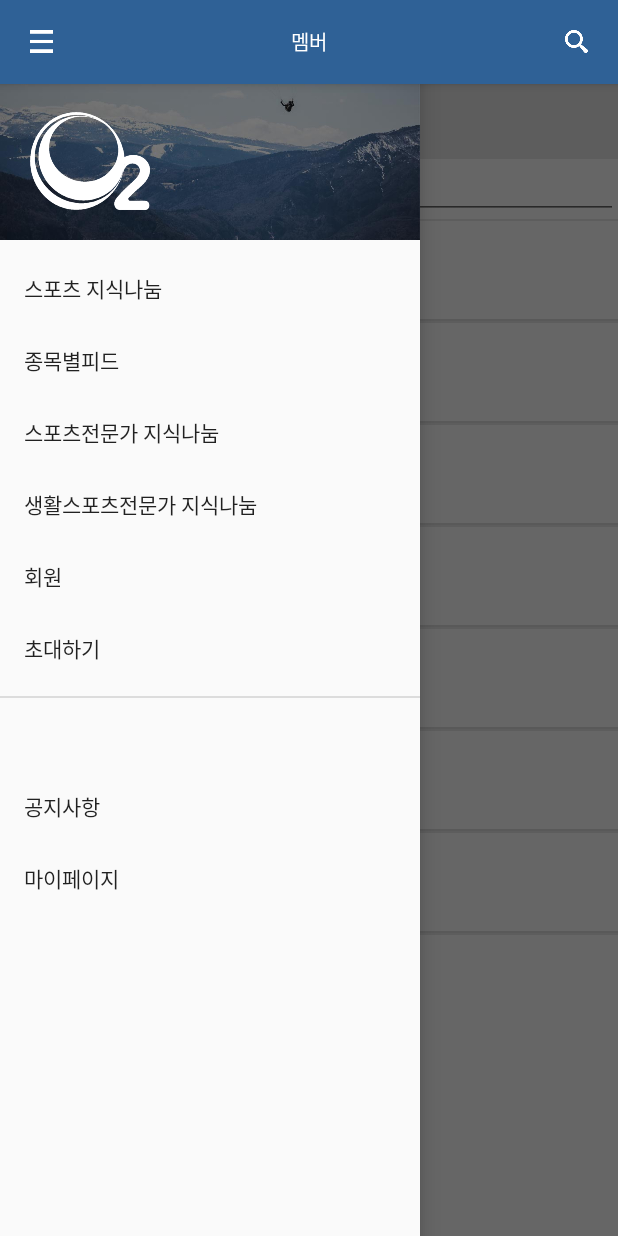
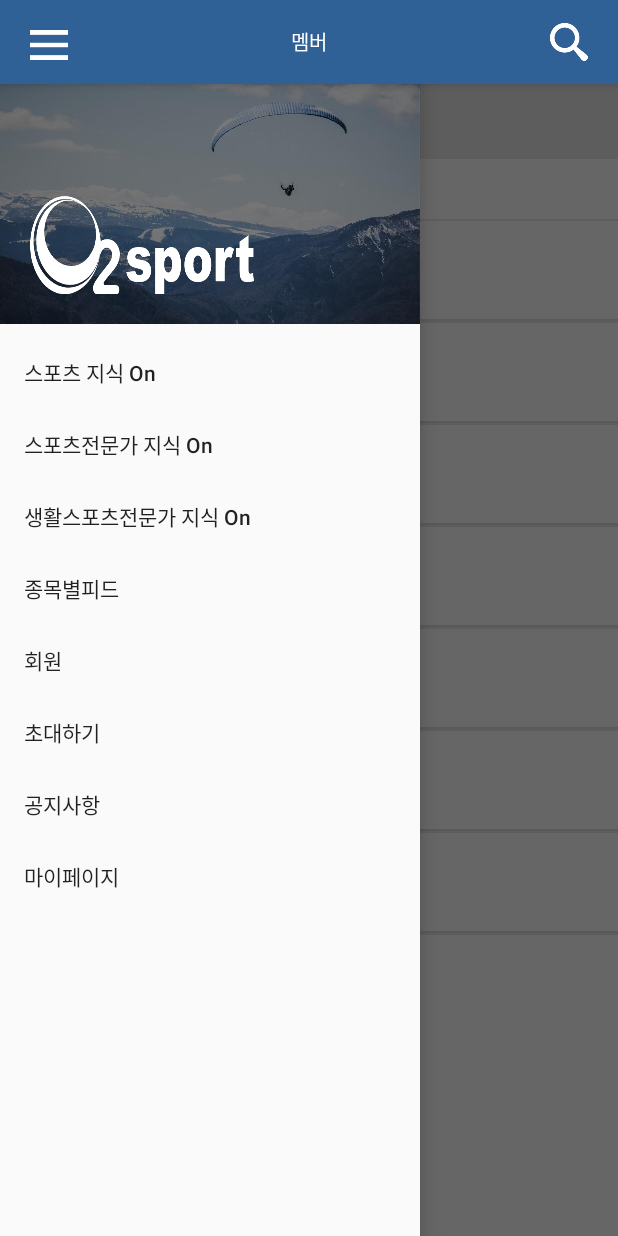
Before and after one commit to bohyeon/O2_Android, an Android app: the MemberActivity screen opened directly, with no data from a screen before it, with the side drawer open, on a phone screen of 412 x 824 dp. Run offline under Robolectric (Android 15) with nearby library versions, the phone set to English and light mode, and no system bars.

Commit message:
Change layout little bit

```diff
--- a/app/src/main/AndroidManifest.xml
+++ b/app/src/main/AndroidManifest.xml
@@ -23,8 +23,8 @@
         android:allowBackup="true"
         android:icon="@mipmap/ic_launcher"
         android:label="O2 Sport"
+        android:theme="@style/CustomTheme"
         android:supportsRtl="true"
-        android:theme="@style/CustomTheme"
         android:largeHeap="true">
         <activity
             android:name=".MainActivity"
@@ -173,8 +173,9 @@
         <activity
             android:name=".SplashActivity"
             android:label="O2 Sport"
+            android:largeHeap="true"
             android:theme="@style/AppTheme.NoActionBar"
-            android:largeHeap="true">
+            >
 
 
             <intent-filter>
--- a/app/src/main/java/com/example/hyerimhyeon/o2_android/LifeExpertFeedActivity.java
+++ b/app/src/main/java/com/example/hyerimhyeon/o2_android/LifeExpertFeedActivity.java
@@ -147,7 +147,7 @@ public class LifeExpertFeedActivity extends AppCompatActivity
         parent.setContentInsetsAbsolute(0,0);
 
         actionbar_title = (TextView) findViewById(R.id.actionbar_title);
-        actionbar_title.setText("생활스포츠전문가 지식나눔");
+        actionbar_title.setText("생활스포츠전문가 지식 On");
 
         buttonStateOpen = false;
 
--- a/app/src/main/java/com/example/hyerimhyeon/o2_android/MemberActivity.java
+++ b/app/src/main/java/com/example/hyerimhyeon/o2_android/MemberActivity.java
@@ -98,6 +98,9 @@ public class MemberActivity extends AppCompatActivity
         mentoSearch = (EditText) findViewById(R.id.member_mentoSearch);
         childSearch = (EditText) findViewById(R.id.member_childSearch);
 
+        expertSearch.getBackground().clearColorFilter();
+        mentoSearch.getBackground().clearColorFilter();
+        childSearch.getBackground().clearColorFilter();
 
     }
 
--- a/app/src/main/java/com/example/hyerimhyeon/o2_android/SplashActivity.java
+++ b/app/src/main/java/com/example/hyerimhyeon/o2_android/SplashActivity.java
@@ -1,17 +1,18 @@
 package com.example.hyerimhyeon.o2_android;
 
+import android.app.Activity;
 import android.content.Intent;
 import android.os.Bundle;
 import android.support.design.widget.NavigationView;
 import android.support.v4.view.GravityCompat;
 import android.support.v4.widget.DrawerLayout;
-import android.support.v7.app.AppCompatActivity;
+
 import android.view.Menu;
 import android.view.MenuItem;
 import android.view.View;
 import android.widget.Button;
 
-public class SplashActivity extends AppCompatActivity
+public class SplashActivity extends Activity
         implements NavigationView.OnNavigationItemSelectedListener {
 
     Button loginBtn, registBtn;
--- a/app/src/main/res/layout/actionbar.xml
+++ b/app/src/main/res/layout/actionbar.xml
@@ -12,7 +12,7 @@
         android:layout_height="wrap_content"
         android:layout_gravity="center"
         android:id="@+id/action_bar_title"
-        android:text="스포츠 지식나눔"
+        android:text="스포츠 지식 On"
         android:textColor="#ffffff"
         android:background="@color/mainBlue"
         android:textSize="17dp"
--- a/app/src/main/res/layout/activity_member.xml
+++ b/app/src/main/res/layout/activity_member.xml
@@ -60,6 +60,8 @@
                                     android:id="@+id/member_expertSearch"
                                     android:layout_width="match_parent"
                                     android:layout_height="match_parent"
+                                    android:background="@android:color/transparent"
+                                    android:paddingLeft="10dp"
                                     android:hint="search"/>
                             </LinearLayout>
 
@@ -87,6 +89,8 @@
                                     android:id="@+id/member_mentoSearch"
                                     android:layout_width="match_parent"
                                     android:layout_height="match_parent"
+                                    android:background="@android:color/transparent"
+                                    android:paddingLeft="10dp"
                                     android:hint="search"/>
                             </LinearLayout>
 
@@ -114,6 +118,8 @@
                                     android:id="@+id/member_childSearch"
                                     android:layout_width="match_parent"
                                     android:layout_height="match_parent"
+                                    android:background="@android:color/transparent"
+                                    android:paddingLeft="10dp"
                                     android:hint="search"/>
                             </LinearLayout>
 
--- a/app/src/main/res/layout/custom_action_bar.xml
+++ b/app/src/main/res/layout/custom_action_bar.xml
@@ -4,15 +4,16 @@
     android:background="@color/mainBlue"
     android:layout_width="match_parent"
     android:layout_height="match_parent"
-    android:paddingRight="20dp">
+    android:paddingRight="20dp"
+    android:paddingLeft="20dp"
+    >
 
     <ImageButton
         android:id="@+id/actionbar_menu"
         android:layout_alignParentLeft="true"
-        android:layout_width="15dp"
-        android:layout_height="15dp"
+        android:layout_width="25dp"
+        android:layout_height="20dp"
         android:layout_marginTop="20dp"
-        android:layout_marginLeft="20dp"
         android:gravity="center_vertical"
         android:background="@drawable/menu_icon"/>
 
@@ -32,10 +33,10 @@
         android:id="@+id/actionbar_search"
         android:layout_alignParentRight="true"
         android:gravity="center_vertical"
-        android:layout_marginTop="20dp"
+        android:layout_marginTop="15dp"
         android:background="@drawable/search_icon"
-        android:layout_width="15dp"
-        android:layout_height="15dp" />
+        android:layout_width="25dp"
+        android:layout_height="25dp" />
 </RelativeLayout>
 
 
--- a/app/src/main/res/layout/nav_header_main.xml
+++ b/app/src/main/res/layout/nav_header_main.xml
@@ -6,11 +6,12 @@
     android:background="@drawable/nav_top_img"
     android:gravity="bottom"
     android:orientation="vertical"
+    android:layout_marginTop="?attr/actionBarSize"
     android:padding="20dp"
     >
 
     <ImageView
-        android:layout_width="80dp"
+        android:layout_width="150dp"
         android:layout_height="65dp"
         android:background="@drawable/o2_logo"/>
 
--- a/app/src/main/res/menu/activity_main_drawer.xml
+++ b/app/src/main/res/menu/activity_main_drawer.xml
@@ -6,33 +6,30 @@
         <item
             android:id="@+id/nav_camera"
 
-            android:title="스포츠 지식나눔" />
+            android:title="스포츠 지식 On" />
+        <item
+            android:id="@+id/nav_slideshow"
+            android:title="스포츠전문가 지식 On" />
+        <item
+            android:id="@+id/nav_lifesport"
+            android:title="생활스포츠전문가 지식 On" />
         <item
             android:id="@+id/nav_gallery"
             android:title="종목별피드" />
-        <item
-            android:id="@+id/nav_slideshow"
-            android:title="스포츠전문가 지식나눔" />
-        <item
-            android:id="@+id/nav_lifesport"
-            android:title="생활스포츠전문가 지식나눔" />
         <item
             android:id="@+id/people"
             android:title="회원" />
         <item
             android:id="@+id/nav_manage"
             android:title="초대하기" />
+
+        <item
+            android:id="@+id/nav_share"
+            android:title="공지사항" />
+        <item
+            android:id="@+id/nav_send"
+            android:title="마이페이지" />
     </group>
 
-    <item android:title="">
-        <menu>
-            <item
-                android:id="@+id/nav_share"
-                android:title="공지사항" />
-            <item
-                android:id="@+id/nav_send"
-                android:title="마이페이지" />
-        </menu>
-    </item>
 
 </menu>
```
Also changed, not shown: app/src/main/java/com/example/hyerimhyeon/o2_android/MainActivity.java (+5 -3 lines), app/src/main/res/layout/activity_login.xml (+15 -9 lines), app/src/main/res/layout/activity_register.xml (+2 -6 lines), app/src/main/res/layout/activity_splash.xml (+15 -5 lines), app/src/main/res/drawable/o2_logo.png, app/src/main/res/drawable/splash_img.jpg (deleted), 1 other file.
